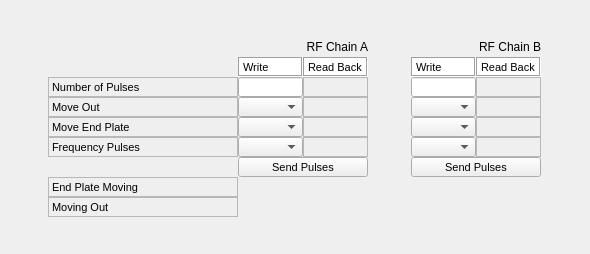
Qt form src/llrfgui/widgets/manualtuning/ui/ManualTuning.ui (amilan/app-maxiv-llrfexpert) before a commit.
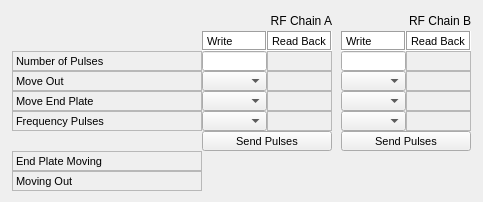
The same form after that commit. Custom widgets are drawn as their Qt base class.

Commit message:
Scrollable area added.
An scroll area has been added to each widget.

Diff of the .ui file:
```diff
--- a/src/llrfgui/widgets/manualtuning/ui/ManualTuning.ui
+++ b/src/llrfgui/widgets/manualtuning/ui/ManualTuning.ui
@@ -6,15 +6,39 @@
    <rect>
     <x>0</x>
     <y>0</y>
-    <width>590</width>
-    <height>254</height>
+    <width>483</width>
+    <height>202</height>
    </rect>
   </property>
   <property name="windowTitle">
    <string>Form</string>
   </property>
   <layout class="QGridLayout" name="gridLayout">
-   <item row="1" column="1">
+   <property name="margin">
+    <number>0</number>
+   </property>
+   <property name="spacing">
+    <number>0</number>
+   </property>
+   <item row="1" column="0">
+    <widget class="QScrollArea" name="scrollArea">
+     <property name="frameShape">
+      <enum>QFrame::NoFrame</enum>
+     </property>
+     <property name="widgetResizable">
+      <bool>true</bool>
+     </property>
+     <widget class="QWidget" name="scrollAreaWidgetContents">
+      <property name="geometry">
+       <rect>
+        <x>0</x>
+        <y>0</y>
+        <width>483</width>
+        <height>202</height>
+       </rect>
+      </property>
+      <layout class="QGridLayout" name="gridLayout_2">
+       <item row="0" column="0">
     <layout class="QGridLayout" name="_2">
      <property name="spacing">
       <number>0</number>
@@ -635,7 +659,7 @@
      </item>
     </layout>
    </item>
-   <item row="1" column="2">
+       <item row="0" column="1">
     <layout class="QGridLayout" name="_9">
      <property name="spacing">
       <number>0</number>
@@ -1087,6 +1111,10 @@
       </widget>
      </item>
     </layout>
+       </item>
+      </layout>
+     </widget>
+    </widget>
    </item>
   </layout>
  </widget>
```
Lines whose indentation alone changed are shown as unchanged. The commit also changes 24 other files.
